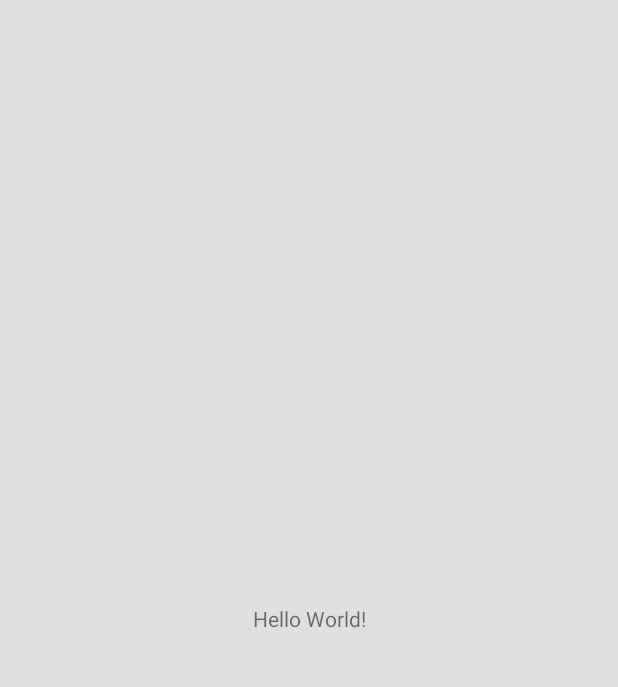
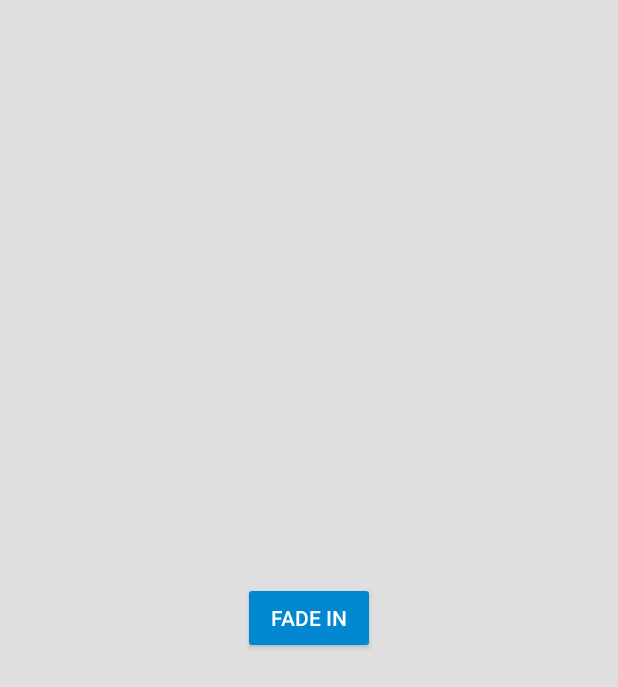
Before and after one commit to gayanvoice/android-layout-transitions-kotlin, an Android app: the screen it shows after launch (MainActivity), on a phone screen of 412 x 824 dp. Before the commit the part shown is almost empty. Shown: the top 687 px of the screen. Run offline under Robolectric (Android 15) with nearby library versions, the phone set to English and light mode, and no system bars; 2 statements that could not run were skipped.

Commit message:
Update App

```diff
--- a/app/src/main/res/layout/activity_main.xml
+++ b/app/src/main/res/layout/activity_main.xml
@@ -7,11 +7,12 @@
     android:background="@color/colorMain"
     tools:context=".MainActivity">
 
-    <TextView
-        android:id="@+id/textView"
+    <Button
+        android:id="@+id/buttonView"
         android:layout_width="wrap_content"
         android:layout_height="wrap_content"
-        android:text="Hello World!"
+        android:text="@string/fade_in"
+        style="@style/Widget.AppCompat.Button.Colored"
         app:layout_constraintBottom_toBottomOf="parent"
         app:layout_constraintLeft_toLeftOf="parent"
         app:layout_constraintRight_toRightOf="parent"
--- a/app/src/main/res/values/colors.xml
+++ b/app/src/main/res/values/colors.xml
@@ -2,6 +2,6 @@
 <resources>
     <color name="colorPrimary">#00508C</color>
     <color name="colorPrimaryDark">#00508C</color>
-    <color name="colorAccent">#C2185B</color>
+    <color name="colorAccent">#0288D1</color>
     <color name="colorMain">#DFDFDF</color>
 </resources>
```
Also changed, not shown: app/src/main/res/layout/activity_load.xml (+12 -0 lines), app/src/main/res/values/strings.xml (+7 -0 lines).
